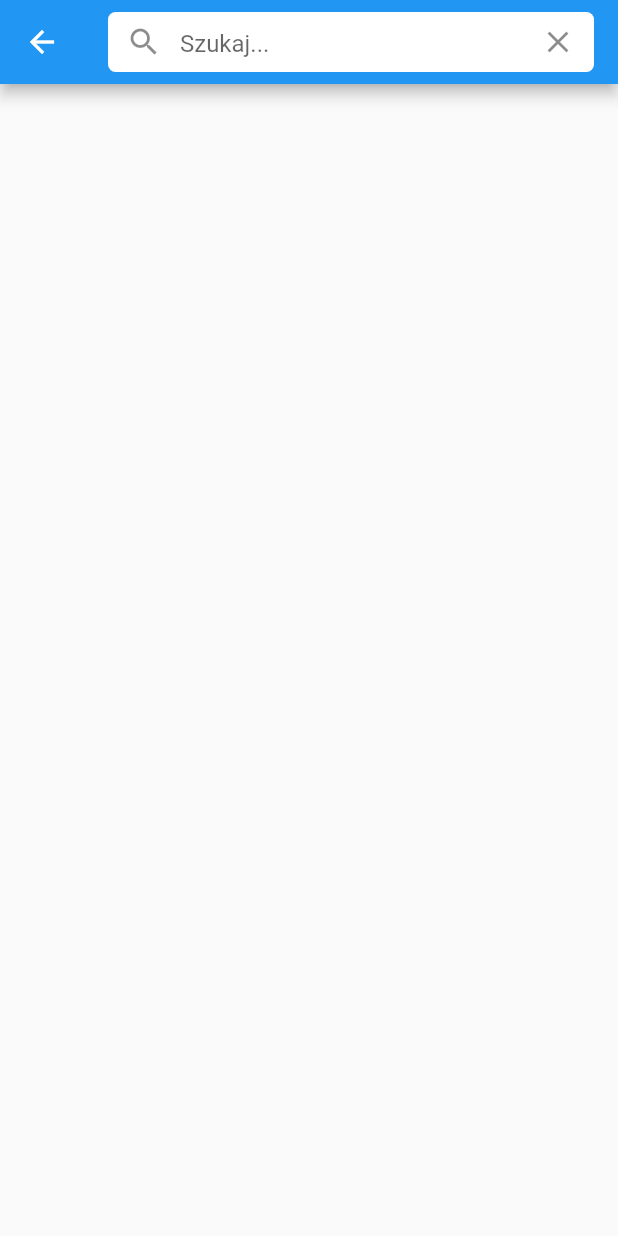
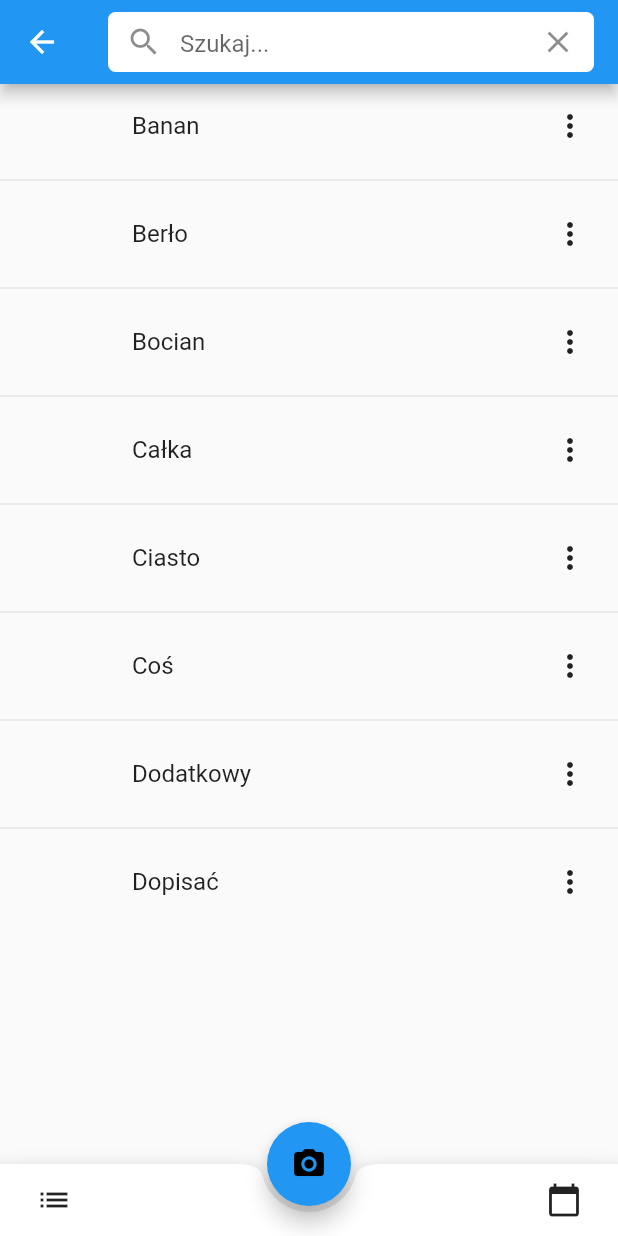
Before and after one commit to m-soltan/match_it, a Flutter app: the screen it shows after launch, after a tap on the "search" icon, on a phone screen of 412 x 824 dp. Run offline on Flutter 3.47's test engine with Material 2 defaults, Android fonts, the phone set to English and light mode, and no system bars; our stand-ins replace image_picker.

Commit message:
Add state to list

```diff
--- a/lib/calendar_screen.dart
+++ b/lib/calendar_screen.dart
@@ -48,7 +48,7 @@ class CalendarScreen extends StatelessWidget {
               Navigator.of(context).push(
                 PageRouteBuilder(
                   pageBuilder: (context, animation, secondaryAnimation) {
-                    return SearchScreen();
+                    return SearchScreenStatefulWidget();
                   },
                   transitionsBuilder: _transitionsBuilder,
                 ),
--- a/lib/list_screen.dart
+++ b/lib/list_screen.dart
@@ -17,7 +17,7 @@ class _Item {
   _Item(this._s);
 }
 
-var _items = <dynamic> [
+var _items = <dynamic>[
   _Header("B"),
   _Item("Banan"),
   _Item("Berło"),
@@ -47,7 +47,7 @@ class ListScreen extends StatelessWidget {
               Navigator.of(context).push(
                 PageRouteBuilder(
                   pageBuilder: (context, animation, secondaryAnimation) {
-                    return SearchScreen();
+                    return SearchScreenStatefulWidget();
                   },
                   transitionsBuilder: _transitionsBuilder,
                 ),
@@ -166,12 +166,10 @@ class ListScreen extends StatelessWidget {
   }
 
   SlideTransition _transitionsBuilder(
-    BuildContext context,
-    Animation<double> animation,
-    Animation<double> secondaryAnimation,
-    Widget child
-  ) {
-
+      BuildContext context,
+      Animation<double> animation,
+      Animation<double> secondaryAnimation,
+      Widget child) {
     // change the begin offset to slide in from a different direction
     var tween = Tween(begin: Offset(1.0, 0.0), end: Offset.zero);
     return SlideTransition(
--- a/lib/search_screen.dart
+++ b/lib/search_screen.dart
@@ -1,3 +1,5 @@
+import 'dart:developer';
+
 import 'package:flutter/cupertino.dart';
 import 'package:flutter/material.dart';
 import 'package:image_picker/image_picker.dart';
@@ -12,6 +14,16 @@ class _Item {
   _Item(this._s);
 }
 
+class SearchScreenStatefulWidget extends StatefulWidget {
+  const SearchScreenStatefulWidget({Key? key}) : super(key: key);
+
+  @override
+  State<SearchScreenStatefulWidget> createState() => SearchScreen();
+}
+
+class SearchScreen extends State<SearchScreenStatefulWidget> {
+  final TextEditingController _controller = TextEditingController();
+
   var _items = <dynamic>[
     _Item("Banan"),
     _Item("Berło"),
@@ -23,8 +35,35 @@ var _items = <dynamic>[
     _Item("Dopisać"),
   ];
 
-class SearchScreen extends StatelessWidget {
-  const SearchScreen({Key? key}) : super(key: key);
+  var names = <dynamic>[
+    _Item("Banan"),
+    _Item("Berło"),
+    _Item("Bocian"),
+    _Item("Całka"),
+    _Item("Ciasto"),
+    _Item("Coś"),
+    _Item("Dodatkowy"),
+    _Item("Dopisać"),
+  ];
+
+  @override
+  void initState() {
+    log('data');
+    super.initState();
+    _controller.addListener(() {
+      final String text = _controller.text.toLowerCase();
+      print('siema: $text');
+      setState(() {
+        _items = names;
+      });
+    });
+  }
+
+  @override
+  void dispose() {
+    _controller.dispose();
+    super.dispose();
+  }
 
   @override
   Widget build(BuildContext context) {
@@ -38,12 +77,13 @@ class SearchScreen extends StatelessWidget {
             color: Colors.white, borderRadius: BorderRadius.circular(5)),
         child: Center(
           child: TextField(
+            controller: _controller,
             decoration: InputDecoration(
                 prefixIcon: Icon(Icons.search),
                 suffixIcon: IconButton(
                   icon: Icon(Icons.clear),
                   onPressed: () {
-                    /* Clear the search field */
+                    _controller.clear();
                   },
                 ),
                 hintText: 'Szukaj...',
@@ -51,151 +91,140 @@ class SearchScreen extends StatelessWidget {
           ),
         ),
       )),
+      body: Scrollbar(
+        isAlwaysShown: true,
+        child: ListView.separated(
+          itemCount: _items.length,
+          separatorBuilder: (context, index) => Divider(),
+          itemBuilder: (context, index) {
+            dynamic i = _items[index];
+            return ListTile(
+              leading: Container(
+                height: 56,
+                width: 56,
+              ),
+              title: Text(i._s),
+              onTap: () {
+                Navigator.of(context).push(
+                  PageRouteBuilder(
+                    pageBuilder: (context, animation, secondaryAnimation) {
+                      return DefinitionScreen(i._s);
+                    },
+                    transitionsBuilder: _transitionsBuilder,
+                  ),
+                );
+              },
+              trailing: InkWell(
+                onTap: () async {
+                  var choice = await showCupertinoModalPopup<Function>(
+                    context: context,
+                    builder: (_) => _ItemModal(),
+                  );
+                  choice?.call();
+                },
+                child: Container(
+                  height: 56,
+                  width: 32,
+                  child: Icon(
+                    Icons.more_vert,
+                    color: Theme.of(context).textTheme.bodyText2!.color,
+                  ),
+                ),
+              ),
+            );
+          },
+        ),
+      ),
+      floatingActionButtonLocation: FloatingActionButtonLocation.centerDocked,
+      floatingActionButton: FloatingActionButton(
+        child: Icon(
+          Icons.camera_alt,
+          color: Colors.black,
+        ),
+        onPressed: () {
+          ImagePicker().pickImage(source: ImageSource.camera);
+        },
+      ),
+      bottomNavigationBar: BottomAppBar(
+        shape: CircularNotchedRectangle(),
+        child: Row(
+          children: <Widget>[
+            Container(height: 48, width: 12),
+            IconButton(
+              icon: Icon(Icons.list),
+              onPressed: () {
+                Navigator.of(context).push(
+                  PageRouteBuilder(
+                    pageBuilder: (context, animation, secondaryAnimation) {
+                      return FlashcardsScreen();
+                    },
+                    transitionsBuilder: _transitionsBuilder,
+                  ),
+                );
+              },
+            ),
+            Spacer(),
+            IconButton(
+              icon: Icon(Icons.calendar_today),
+              onPressed: () {
+                Navigator.of(context).push(
+                  PageRouteBuilder(
+                    pageBuilder: (context, animation, secondaryAnimation) {
+                      return CalendarScreen();
+                    },
+                    transitionsBuilder: _transitionsBuilder,
+                  ),
+                );
+              },
+            ),
+            Container(height: 48, width: 12),
+          ],
+        ),
+      ),
+    );
+  }
+
+  SlideTransition _transitionsBuilder(
+      BuildContext context,
+      Animation<double> animation,
+      Animation<double> secondaryAnimation,
+      Widget child) {
+    // change the begin offset to slide in from a different direction
+    var tween = Tween(begin: Offset(1.0, 0.0), end: Offset.zero);
+    return SlideTransition(
+      position: animation.drive(
+        tween.chain(CurveTween(curve: Curves.ease)),
+      ),
+      child: child,
     );
   }
 }
 
-//   @override
-//   Widget build(BuildContext context) {
-//     return Scaffold(
-//       appBar: AppBar(
-//         title: Text("Lista definicji"),
-//         actions: <Widget>[],
-//       ),
-//       body: Scrollbar(
-//         isAlwaysShown: true,
-//         child: ListView.separated(
-//           itemCount: _items.length,
-//           separatorBuilder: (context, index) => Divider(),
-//           itemBuilder: (context, index) {
-//             dynamic i = _items[index];
-//             return ListTile(
-//               leading: Container(
-//                 height: 56,
-//                 width: 56,
-//               ),
-//               title: Text(i._s),
-//               onTap: () {
-//                 Navigator.of(context).push(
-//                   PageRouteBuilder(
-//                     pageBuilder: (context, animation, secondaryAnimation) {
-//                       return DefinitionScreen(i._s);
-//                     },
-//                     transitionsBuilder: _transitionsBuilder,
-//                   ),
-//                 );
-//               },
-//               trailing: InkWell(
-//                 onTap: () async {
-//                   var choice = await showCupertinoModalPopup<Function>(
-//                     context: context,
-//                     builder: (_) => _ItemModal(),
-//                   );
-//                   choice?.call();
-//                 },
-//                 child: Container(
-//                   height: 56,
-//                   width: 32,
-//                   child: Icon(
-//                     Icons.more_vert,
-//                     color: Theme.of(context).textTheme.bodyText2!.color,
-//                   ),
-//                 ),
-//               ),
-//             );
-//           },
-//         ),
-//       ),
-//       floatingActionButtonLocation: FloatingActionButtonLocation.centerDocked,
-//       floatingActionButton: FloatingActionButton(
-//         child: Icon(
-//           Icons.camera_alt,
-//           color: Colors.black,
-//         ),
-//         onPressed: () {
-//           ImagePicker().pickImage(source: ImageSource.camera);
-//         },
-//       ),
-//       bottomNavigationBar: BottomAppBar(
-//         shape: CircularNotchedRectangle(),
-//         child: Row(
-//           children: <Widget>[
-//             Container(height: 48, width: 12),
-//             IconButton(
-//               icon: Icon(Icons.list),
-//               onPressed: () {
-//                 Navigator.of(context).push(
-//                   PageRouteBuilder(
-//                     pageBuilder: (context, animation, secondaryAnimation) {
-//                       return FlashcardsScreen();
-//                     },
-//                     transitionsBuilder: _transitionsBuilder,
-//                   ),
-//                 );
-//               },
-//             ),
-//             Spacer(),
-//             IconButton(
-//               icon: Icon(Icons.calendar_today),
-//               onPressed: () {
-//                 Navigator.of(context).push(
-//                   PageRouteBuilder(
-//                     pageBuilder: (context, animation, secondaryAnimation) {
-//                       return CalendarScreen();
-//                     },
-//                     transitionsBuilder: _transitionsBuilder,
-//                   ),
-//                 );
-//               },
-//             ),
-//             Container(height: 48, width: 12),
-//           ],
-//         ),
-//       ),
-//     );
-//   }
-
-//   SlideTransition _transitionsBuilder(
-//       BuildContext context,
-//       Animation<double> animation,
-//       Animation<double> secondaryAnimation,
-//       Widget child) {
-//     // change the begin offset to slide in from a different direction
-//     var tween = Tween(begin: Offset(1.0, 0.0), end: Offset.zero);
-//     return SlideTransition(
-//       position: animation.drive(
-//         tween.chain(CurveTween(curve: Curves.ease)),
-//       ),
-//       child: child,
-//     );
-//   }
-// }
-
-// class _ItemModal extends StatelessWidget {
-//   @override
-//   Widget build(BuildContext context) {
-//     return CupertinoActionSheet(
-//       actions: <Widget>[
-//         CupertinoActionSheetAction(
-//           child: Text("Dodaj do grupy"),
-//           onPressed: () {
-//             Navigator.of(context).pop(() {});
-//           },
-//         ),
-//         CupertinoActionSheetAction(
-//           child: Text("Udostępnij"),
-//           onPressed: () {
-//             Navigator.of(context).pop(() {});
-//           },
-//         ),
-//         CupertinoActionSheetAction(
-//           child: Text("Usuń"),
-//           isDestructiveAction: true,
-//           onPressed: () {
-//             Navigator.of(context).pop(() {});
-//           },
-//         ),
-//       ],
-//     );
-//   }
-// }
+class _ItemModal extends StatelessWidget {
+  @override
+  Widget build(BuildContext context) {
+    return CupertinoActionSheet(
+      actions: <Widget>[
+        CupertinoActionSheetAction(
+          child: Text("Dodaj do grupy"),
+          onPressed: () {
+            Navigator.of(context).pop(() {});
+          },
+        ),
+        CupertinoActionSheetAction(
+          child: Text("Udostępnij"),
+          onPressed: () {
+            Navigator.of(context).pop(() {});
+          },
+        ),
+        CupertinoActionSheetAction(
+          child: Text("Usuń"),
+          isDestructiveAction: true,
+          onPressed: () {
+            Navigator.of(context).pop(() {});
+          },
+        ),
+      ],
+    );
+  }
+}
```
Also changed, not shown: lib/flashcards_screen.dart (+5 -7 lines). Lines whose indentation alone changed are shown as unchanged.
